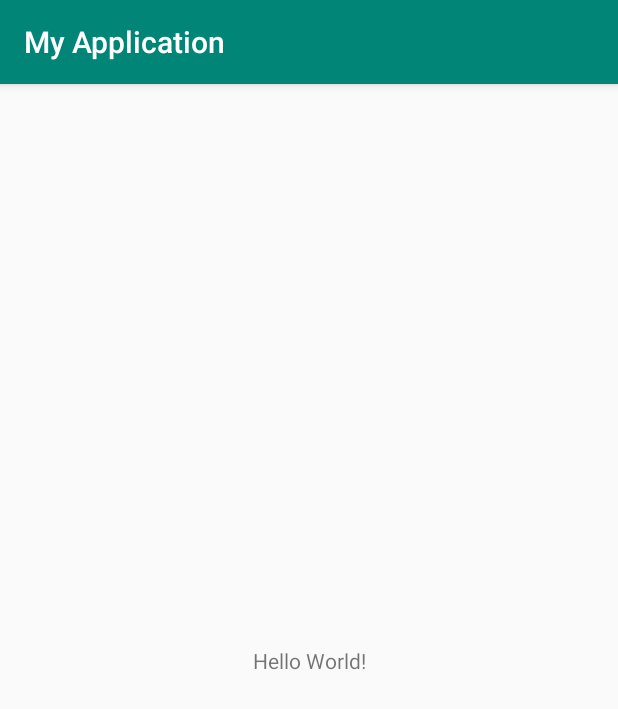
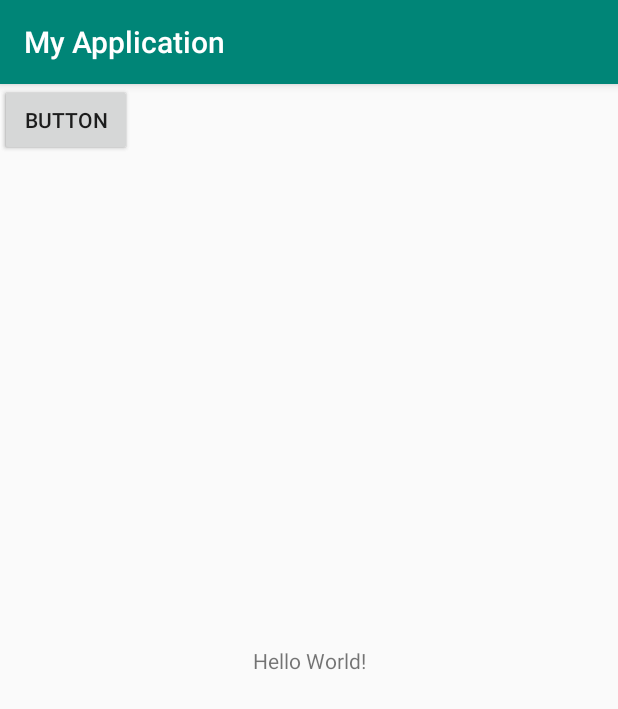
Before and after one commit to YakushevRoman/Program, an Android app: the screen it shows after launch (MainActivity), on a phone screen of 412 x 824 dp. Shown: the top 709 px of the screen. Run offline under Robolectric (Android 15) with nearby library versions, the phone set to English and light mode, and no system bars.

Commit message:
Six activity

```diff
--- a/app/src/main/AndroidManifest.xml
+++ b/app/src/main/AndroidManifest.xml
@@ -19,7 +19,8 @@
         <activity android:name=".Main2Activity" />
         <activity android:name=".Main3Activity" />
         <activity android:name=".Main4Activity" />
-        <activity android:name=".Main5Activity"></activity>
+        <activity android:name=".Main5Activity" />
+        <activity android:name=".Main6Activity"></activity>
     </application>
 
 </manifest>
--- a/app/src/main/res/layout/activity_main.xml
+++ b/app/src/main/res/layout/activity_main.xml
@@ -15,4 +15,20 @@
         app:layout_constraintRight_toRightOf="parent"
         app:layout_constraintTop_toTopOf="parent" />
 
+    <Button
+        android:id="@+id/button"
+        android:layout_width="wrap_content"
+        android:layout_height="wrap_content"
+        android:text="Button"
+        tools:layout_editor_absoluteX="202dp"
+        tools:layout_editor_absoluteY="49dp" />
+
+    <Button
+        android:id="@+id/button2"
+        android:layout_width="wrap_content"
+        android:layout_height="wrap_content"
+        android:text="Button"
+        tools:layout_editor_absoluteX="95dp"
+        tools:layout_editor_absoluteY="85dp" />
+
 </android.support.constraint.ConstraintLayout>
```
